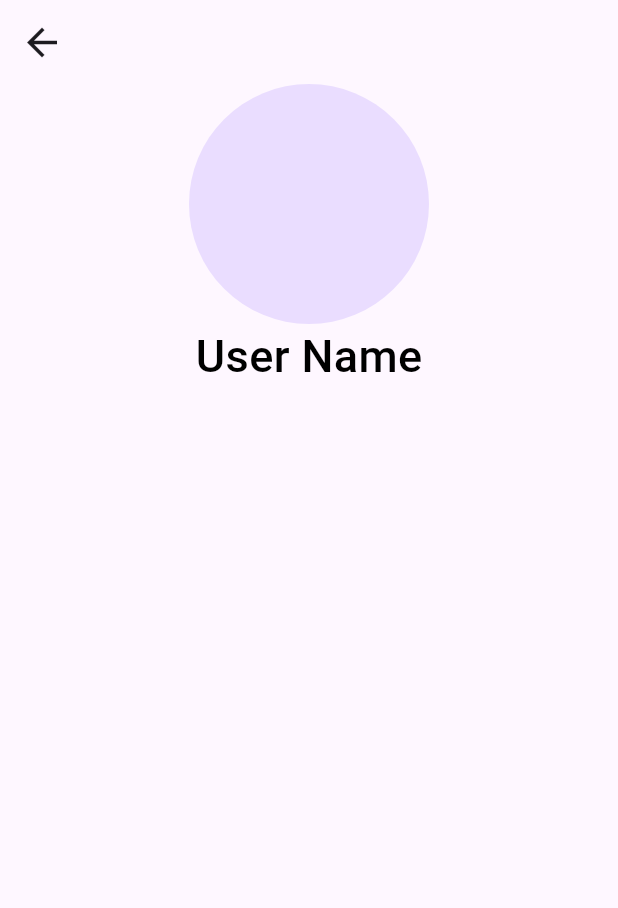
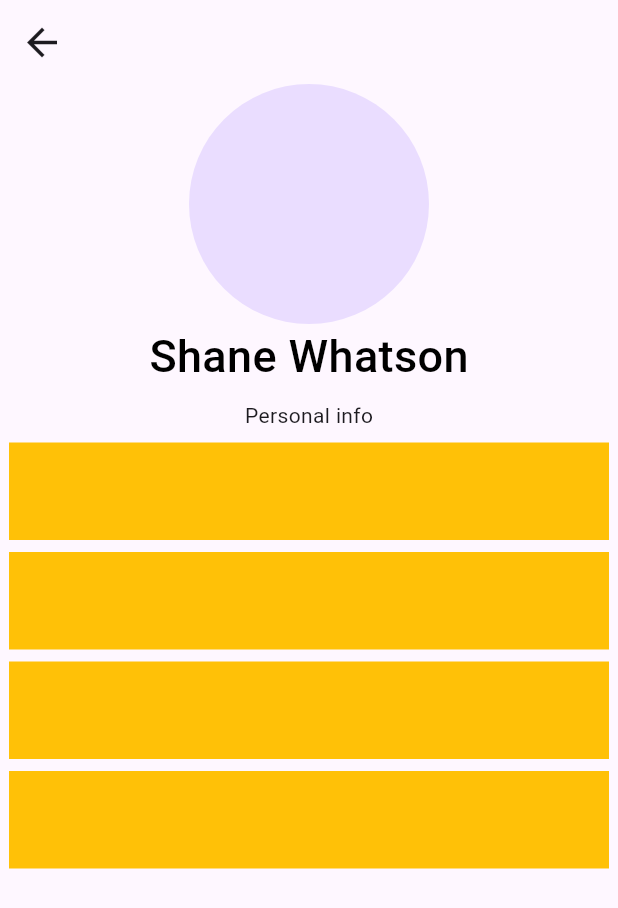
Before and after one commit to Nived-Manoj/Tasky-App, a Flutter app: the Profile screen opened directly, on a phone screen of 412 x 824 dp. Shown: the top 908 px of the screen. Run offline on Flutter 3.47's test engine with Material 3 defaults, Android fonts, the phone set to English and light mode, and no system bars; our stand-ins replace lottie, percent_indicator.

Commit message:
intial committ

```diff
--- a/lib/view/profile.dart
+++ b/lib/view/profile.dart
@@ -20,11 +20,47 @@ class Profile extends StatelessWidget {
               radius: 80,
             ),
           ),
-          Text("User Name",
+          Text("Shane Whatson",
               style: TextStyle(
                   color: ColorConstant.Black,
                   fontSize: 30,
                   fontWeight: FontWeight.w500)),
+          SizedBox(
+            height: 8,
+          ),
+          Text("Personal info"),
+          SizedBox(
+            height: 8,
+          ),
+          Container(
+            height: 65,
+            width: 400,
+            color: Colors.amber,
+          ),
+          SizedBox(
+            height: 8,
+          ),
+          Container(
+            height: 65,
+            width: 400,
+            color: Colors.amber,
+          ),
+          SizedBox(
+            height: 8,
+          ),
+          Container(
+            height: 65,
+            width: 400,
+            color: Colors.amber,
+          ),
+          SizedBox(
+            height: 8,
+          ),
+          Container(
+            height: 65,
+            width: 400,
+            color: Colors.amber,
+          ),
         ],
       ),
     );
--- a/lib/view/search_screen.dart
+++ b/lib/view/search_screen.dart
@@ -8,6 +8,10 @@ class SearchScreen extends StatelessWidget {
   Widget build(BuildContext context) {
     return Scaffold(
       appBar: AppBar(
+        leading: BackButton(
+          style: ButtonStyle(iconSize: MaterialStatePropertyAll(30)),
+          onPressed: () => Navigator.of(context).pop(),
+        ),
         title: Container(
           height: 45,
           decoration: BoxDecoration(
```
